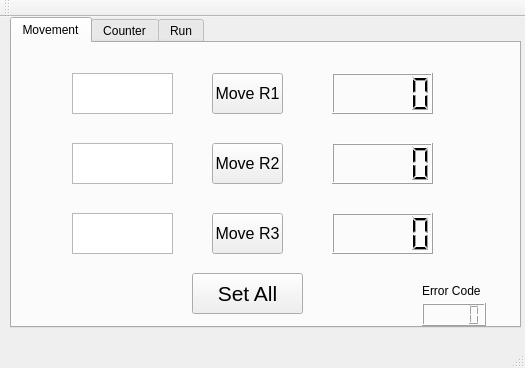
nithint29/QtDuino, file mainwindow.ui: the form before one commit.
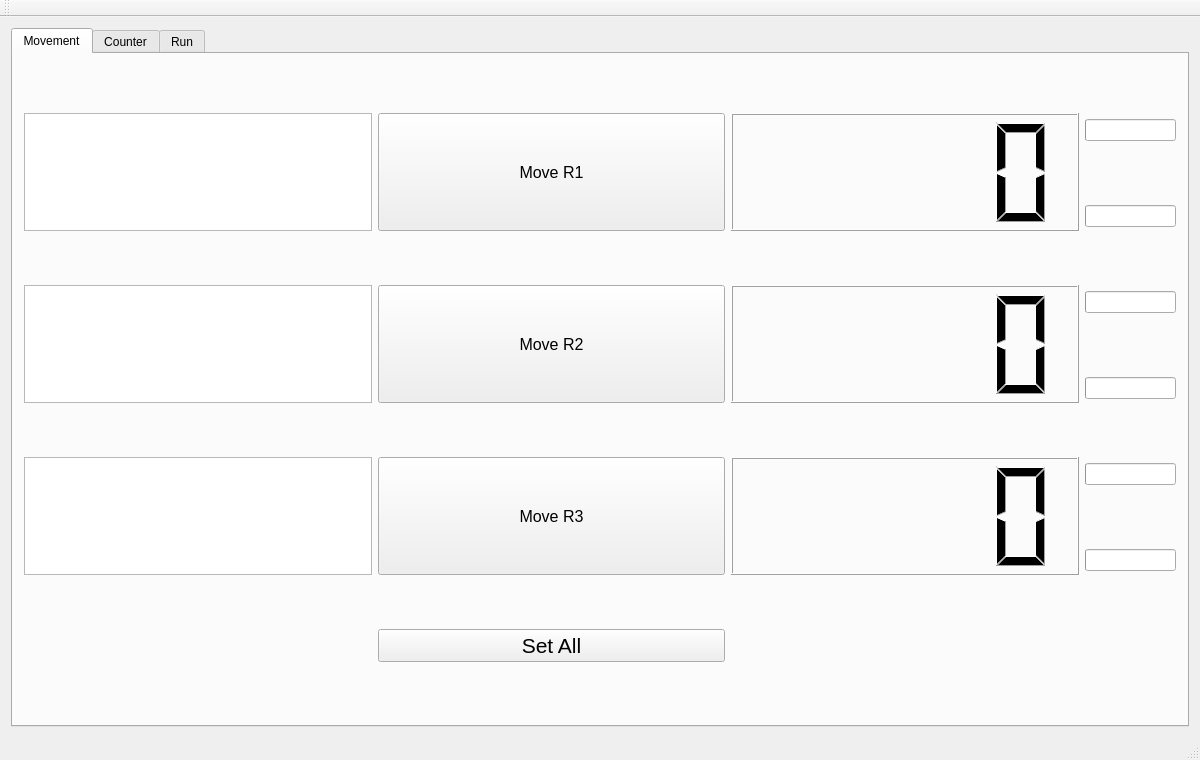
The form after the commit. The open tabs and pages were chosen to show the change. Custom widgets are drawn as their Qt base class.

```diff
--- a/mainwindow.ui
+++ b/mainwindow.ui
@@ -6,23 +6,17 @@
    <rect>
     <x>0</x>
     <y>0</y>
-    <width>525</width>
-    <height>368</height>
+    <width>1200</width>
+    <height>760</height>
    </rect>
   </property>
   <property name="windowTitle">
    <string>MainWindow</string>
   </property>
   <widget class="QWidget" name="centralWidget">
+   <layout class="QHBoxLayout" name="horizontalLayout">
+    <item>
    <widget class="QTabWidget" name="tabWidget">
-    <property name="geometry">
-     <rect>
-      <x>10</x>
-      <y>0</y>
-      <width>511</width>
-      <height>311</height>
-     </rect>
-    </property>
     <property name="currentIndex">
      <number>1</number>
     </property>
@@ -30,24 +24,29 @@
      <attribute name="title">
       <string>Movement</string>
      </attribute>
-     <widget class="QLCDNumber" name="R1out">
-      <property name="geometry">
-       <rect>
-        <x>320</x>
-        <y>30</y>
-        <width>101</width>
-        <height>41</height>
-       </rect>
-      </property>
-     </widget>
+       <layout class="QGridLayout" name="gridLayout">
+        <item row="0" column="0" rowspan="2">
+         <widget class="QTextEdit" name="R1in">
+          <property name="sizePolicy">
+           <sizepolicy hsizetype="Preferred" vsizetype="Preferred">
+            <horstretch>0</horstretch>
+            <verstretch>0</verstretch>
+           </sizepolicy>
+          </property>
+          <property name="font">
+           <font>
+            <pointsize>26</pointsize>
+           </font>
+          </property>
+         </widget>
+        </item>
+        <item row="0" column="1" rowspan="2">
      <widget class="QPushButton" name="R1Button">
-      <property name="geometry">
-       <rect>
-        <x>200</x>
-        <y>30</y>
-        <width>71</width>
-        <height>41</height>
-       </rect>
+          <property name="sizePolicy">
+           <sizepolicy hsizetype="Preferred" vsizetype="Preferred">
+            <horstretch>0</horstretch>
+            <verstretch>0</verstretch>
+           </sizepolicy>
       </property>
       <property name="font">
        <font>
@@ -58,54 +57,146 @@
        <string>Move R1</string>
       </property>
      </widget>
+        </item>
+        <item row="0" column="2" rowspan="2">
+         <widget class="QLCDNumber" name="R1out">
+          <property name="sizePolicy">
+           <sizepolicy hsizetype="Preferred" vsizetype="Preferred">
+            <horstretch>0</horstretch>
+            <verstretch>0</verstretch>
+           </sizepolicy>
+          </property>
+         </widget>
+        </item>
+        <item row="0" column="3">
+         <widget class="QProgressBar" name="progressBar">
+          <property name="sizePolicy">
+           <sizepolicy hsizetype="Fixed" vsizetype="Fixed">
+            <horstretch>0</horstretch>
+            <verstretch>0</verstretch>
+           </sizepolicy>
+          </property>
+          <property name="value">
+           <number>0</number>
+          </property>
+          <property name="textVisible">
+           <bool>false</bool>
+          </property>
+         </widget>
+        </item>
+        <item row="1" column="3">
+         <widget class="QProgressBar" name="progressBar_2">
+          <property name="sizePolicy">
+           <sizepolicy hsizetype="Fixed" vsizetype="Fixed">
+            <horstretch>0</horstretch>
+            <verstretch>0</verstretch>
+           </sizepolicy>
+          </property>
+          <property name="value">
+           <number>0</number>
+          </property>
+          <property name="textVisible">
+           <bool>false</bool>
+          </property>
+         </widget>
+        </item>
+        <item row="2" column="0" rowspan="2">
      <widget class="QTextEdit" name="R2in">
-      <property name="geometry">
-       <rect>
-        <x>60</x>
-        <y>100</y>
-        <width>101</width>
-        <height>41</height>
-       </rect>
+          <property name="sizePolicy">
+           <sizepolicy hsizetype="Preferred" vsizetype="Preferred">
+            <horstretch>0</horstretch>
+            <verstretch>0</verstretch>
+           </sizepolicy>
       </property>
       <property name="font">
        <font>
-        <pointsize>16</pointsize>
+            <pointsize>26</pointsize>
        </font>
       </property>
      </widget>
-     <widget class="QTextEdit" name="R3in">
-      <property name="geometry">
-       <rect>
-        <x>60</x>
-        <y>170</y>
-        <width>101</width>
-        <height>41</height>
-       </rect>
+        </item>
+        <item row="2" column="1" rowspan="2">
+         <widget class="QPushButton" name="R2Button">
+          <property name="sizePolicy">
+           <sizepolicy hsizetype="Preferred" vsizetype="Preferred">
+            <horstretch>0</horstretch>
+            <verstretch>0</verstretch>
+           </sizepolicy>
       </property>
       <property name="font">
        <font>
-        <pointsize>16</pointsize>
-       </font>
-      </property>
-     </widget>
+            <pointsize>12</pointsize>
+           </font>
+          </property>
+          <property name="text">
+           <string>Move R2</string>
+          </property>
+         </widget>
+        </item>
+        <item row="2" column="2" rowspan="2">
      <widget class="QLCDNumber" name="R2out">
-      <property name="geometry">
-       <rect>
-        <x>320</x>
-        <y>100</y>
-        <width>101</width>
-        <height>41</height>
-       </rect>
-      </property>
-     </widget>
+          <property name="sizePolicy">
+           <sizepolicy hsizetype="Preferred" vsizetype="Preferred">
+            <horstretch>0</horstretch>
+            <verstretch>0</verstretch>
+           </sizepolicy>
+          </property>
+         </widget>
+        </item>
+        <item row="2" column="3">
+         <widget class="QProgressBar" name="progressBar_3">
+          <property name="sizePolicy">
+           <sizepolicy hsizetype="Fixed" vsizetype="Fixed">
+            <horstretch>0</horstretch>
+            <verstretch>0</verstretch>
+           </sizepolicy>
+          </property>
+          <property name="value">
+           <number>0</number>
+          </property>
+          <property name="textVisible">
+           <bool>false</bool>
+          </property>
+         </widget>
+        </item>
+        <item row="3" column="3">
+         <widget class="QProgressBar" name="progressBar_4">
+          <property name="sizePolicy">
+           <sizepolicy hsizetype="Fixed" vsizetype="Fixed">
+            <horstretch>0</horstretch>
+            <verstretch>0</verstretch>
+           </sizepolicy>
+          </property>
+          <property name="value">
+           <number>0</number>
+          </property>
+          <property name="textVisible">
+           <bool>false</bool>
+          </property>
+         </widget>
+        </item>
+        <item row="4" column="0" rowspan="2">
+         <widget class="QTextEdit" name="R3in">
+          <property name="sizePolicy">
+           <sizepolicy hsizetype="Preferred" vsizetype="Preferred">
+            <horstretch>0</horstretch>
+            <verstretch>0</verstretch>
+           </sizepolicy>
+          </property>
+          <property name="font">
+           <font>
+            <pointsize>26</pointsize>
+           </font>
+          </property>
+         </widget>
+        </item>
+        <item row="4" column="1" rowspan="2">
      <widget class="QPushButton" name="R3Button">
-      <property name="geometry">
-       <rect>
-        <x>200</x>
-        <y>170</y>
-        <width>71</width>
-        <height>41</height>
-       </rect>
+          <property name="sizePolicy">
+           <sizepolicy hsizetype="Preferred" vsizetype="Preferred">
+            <horstretch>0</horstretch>
+            <verstretch>0</verstretch>
+           </sizepolicy>
       </property>
       <property name="font">
        <font>
@@ -116,32 +207,56 @@
        <string>Move R3</string>
       </property>
      </widget>
-     <widget class="QPushButton" name="R2Button">
-      <property name="geometry">
-       <rect>
-        <x>200</x>
-        <y>100</y>
-        <width>71</width>
-        <height>41</height>
-       </rect>
-      </property>
-      <property name="font">
-       <font>
-        <pointsize>12</pointsize>
-       </font>
-      </property>
-      <property name="text">
-       <string>Move R2</string>
-      </property>
-     </widget>
+        </item>
+        <item row="4" column="2" rowspan="2">
+         <widget class="QLCDNumber" name="R3out">
+          <property name="sizePolicy">
+           <sizepolicy hsizetype="Preferred" vsizetype="Preferred">
+            <horstretch>0</horstretch>
+            <verstretch>0</verstretch>
+           </sizepolicy>
+          </property>
+         </widget>
+        </item>
+        <item row="4" column="3">
+         <widget class="QProgressBar" name="progressBar_5">
+          <property name="sizePolicy">
+           <sizepolicy hsizetype="Fixed" vsizetype="Fixed">
+            <horstretch>0</horstretch>
+            <verstretch>0</verstretch>
+           </sizepolicy>
+          </property>
+          <property name="value">
+           <number>0</number>
+          </property>
+          <property name="textVisible">
+           <bool>false</bool>
+          </property>
+         </widget>
+        </item>
+        <item row="5" column="3">
+         <widget class="QProgressBar" name="progressBar_6">
+          <property name="sizePolicy">
+           <sizepolicy hsizetype="Fixed" vsizetype="Fixed">
+            <horstretch>0</horstretch>
+            <verstretch>0</verstretch>
+           </sizepolicy>
+          </property>
+          <property name="value">
+           <number>0</number>
+          </property>
+          <property name="textVisible">
+           <bool>false</bool>
+          </property>
+         </widget>
+        </item>
+        <item row="6" column="1">
      <widget class="QPushButton" name="setAllButton">
-      <property name="geometry">
-       <rect>
-        <x>180</x>
-        <y>230</y>
-        <width>111</width>
-        <height>41</height>
-       </rect>
+          <property name="sizePolicy">
+           <sizepolicy hsizetype="Preferred" vsizetype="Fixed">
+            <horstretch>0</horstretch>
+            <verstretch>0</verstretch>
+           </sizepolicy>
       </property>
       <property name="font">
        <font>
@@ -152,54 +267,8 @@
        <string>Set All</string>
       </property>
      </widget>
-     <widget class="QLCDNumber" name="R3out">
-      <property name="geometry">
-       <rect>
-        <x>320</x>
-        <y>170</y>
-        <width>101</width>
-        <height>41</height>
-       </rect>
-      </property>
-     </widget>
-     <widget class="QTextEdit" name="R1in">
-      <property name="geometry">
-       <rect>
-        <x>60</x>
-        <y>30</y>
-        <width>101</width>
-        <height>41</height>
-       </rect>
-      </property>
-      <property name="font">
-       <font>
-        <pointsize>16</pointsize>
-       </font>
-      </property>
-     </widget>
-     <widget class="QLabel" name="label">
-      <property name="geometry">
-       <rect>
-        <x>410</x>
-        <y>240</y>
-        <width>61</width>
-        <height>16</height>
-       </rect>
-      </property>
-      <property name="text">
-       <string>&lt;html&gt;&lt;head/&gt;&lt;body&gt;&lt;p&gt;Error Code&lt;/p&gt;&lt;/body&gt;&lt;/html&gt;</string>
-      </property>
-     </widget>
-     <widget class="QLCDNumber" name="Error">
-      <property name="geometry">
-       <rect>
-        <x>410</x>
-        <y>260</y>
-        <width>64</width>
-        <height>23</height>
-       </rect>
-      </property>
-     </widget>
+        </item>
+       </layout>
     </widget>
     <widget class="QWidget" name="tab_2">
      <attribute name="title">
@@ -362,6 +431,8 @@
      </attribute>
     </widget>
    </widget>
+    </item>
+   </layout>
   </widget>
   <widget class="QMenuBar" name="menuBar">
    <property name="geometry">
```
Left out of the diff: 4 changed lines with no effect on the pictures. Lines whose indentation alone changed are shown as unchanged.
